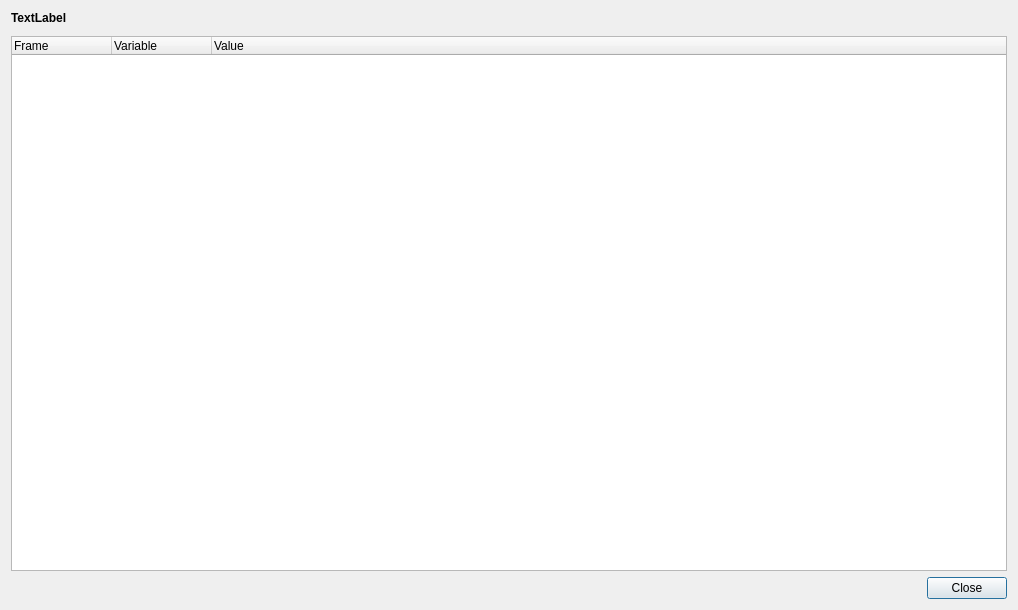
The window that nicos/clients/gui/dialogs/traceback.ui (mlz-ictrl/nicos) describes before a commit, drawn with Qt 5.
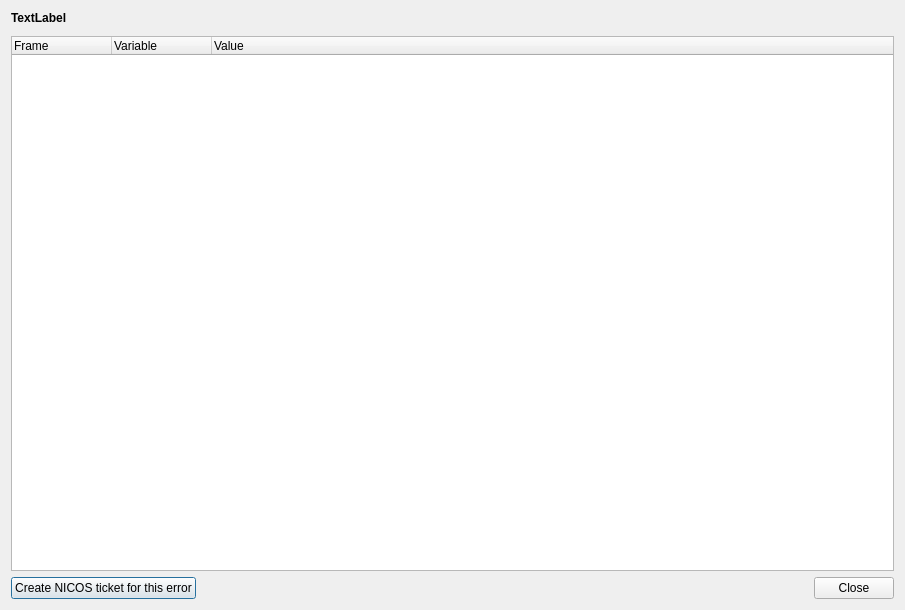
The same window after the commit.

Commit message:
GUI: add "bug report" dialog with the option to submit a full traceback
Fixes: #1770

Patch:
```diff
--- a/nicos/clients/gui/dialogs/traceback.ui
+++ b/nicos/clients/gui/dialogs/traceback.ui
@@ -6,7 +6,7 @@
    <rect>
     <x>0</x>
     <y>0</y>
-    <width>1018</width>
+    <width>905</width>
     <height>610</height>
    </rect>
   </property>
@@ -67,6 +67,15 @@
     </layout>
    </item>
    <item>
+    <layout class="QHBoxLayout" name="horizontalLayout">
+     <item>
+      <widget class="QPushButton" name="ticketButton">
+       <property name="text">
+        <string>Create NICOS ticket for this error</string>
+       </property>
+      </widget>
+     </item>
+     <item>
     <widget class="QDialogButtonBox" name="buttonBox">
      <property name="orientation">
       <enum>Qt::Horizontal</enum>
@@ -78,6 +87,8 @@
       <bool>false</bool>
      </property>
     </widget>
+     </item>
+    </layout>
    </item>
   </layout>
  </widget>
```
Lines whose indentation alone changed are shown as unchanged. The commit also changes 9 other files.
